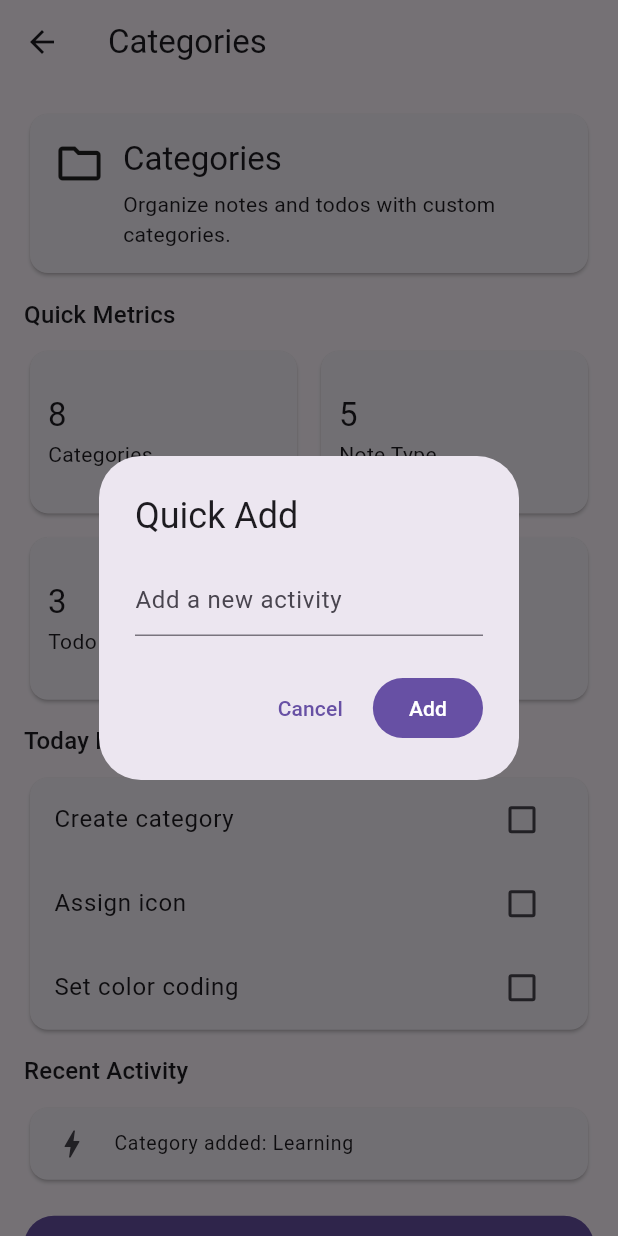
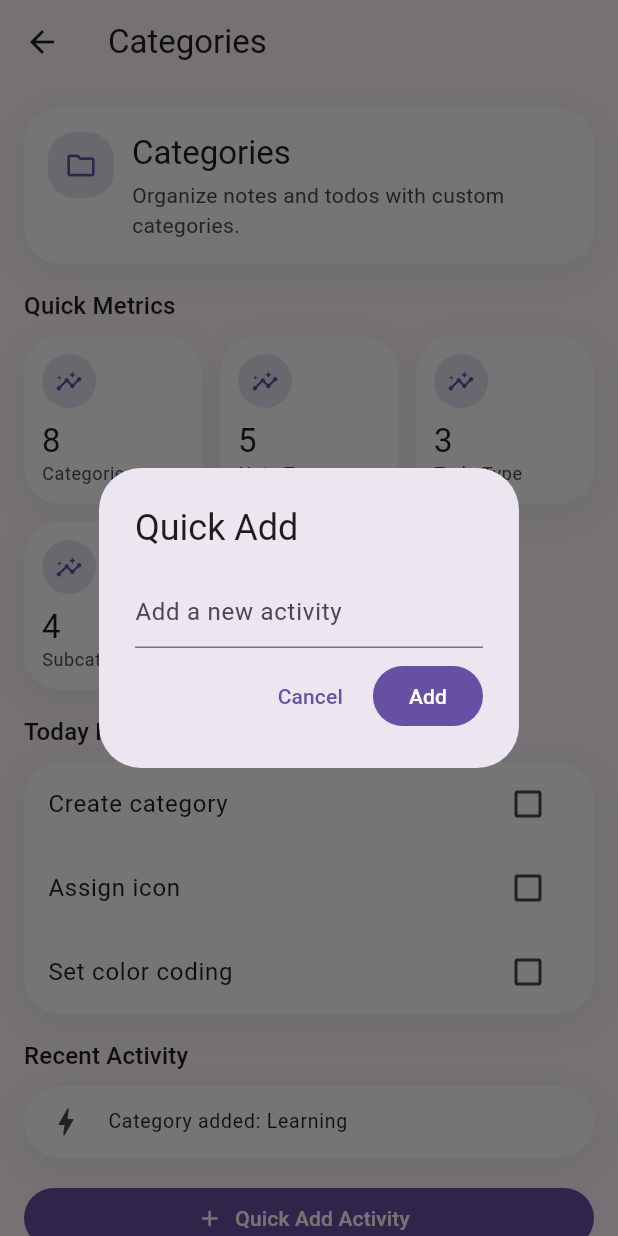
Before and after one commit to abdalsalam-jodalah/abdalsalam, a Flutter app: the SectionPlaceholderScreen screen opened directly, after a tap on "Quick Add Activity", on a phone screen of 412 x 824 dp. Run offline on Flutter 3.47's test engine with Material 3 defaults, Android fonts, the phone set to English and light mode, and no system bars; our stand-ins replace adhan, clock, equatable, file_picker, fl_chart, flutter_colorpicker and 10 more; missing offline and left inert: abdalsalam_logic_flutter, encrypt, googleapis; accounts and stored records are empty; statements that could not run were skipped.

Commit message:
feat(ui): Phase 9 — motion polish and shared-widget cleanup
Improves the shared charts' animation/tooltip/empty-state handling,
polishes the offline banner, search widgets and section placeholder
screen, and updates the golden masters (appearance settings, component
gallery, dashboard) to match. Also fixes the last few U1/U3/U6 audit
findings outside the feature modules: the two SnackBar/banner
TextStyle literals in app_feedback/data_integrity_banner/
startup_status_banner now derive from the theme's text style instead
of building a bare TextStyle, and money_text.dart no longer starts
from an empty const TextStyle().

Co-Authored-By: Claude Sonnet 5 <noreply@anthropic.com>

```diff
--- a/lib/app/bootstrap/startup_status_banner.dart
+++ b/lib/app/bootstrap/startup_status_banner.dart
@@ -39,7 +39,7 @@ class _StartupStatusBannerState extends ConsumerState<StartupStatusBanner> {
               Expanded(
                 child: Text(
                   '$_messagePrefix${report.degradedStepNames.join(', ')}',
-                  style: TextStyle(color: colorScheme.onErrorContainer),
+                  style: Theme.of(context).textTheme.bodyMedium?.copyWith(color: colorScheme.onErrorContainer),
                 ),
               ),
               IconButton(
--- a/lib/features/dashboard/screens/dashboard_screen.dart
+++ b/lib/features/dashboard/screens/dashboard_screen.dart
@@ -75,7 +75,7 @@ class DashboardScreen extends ConsumerWidget {
       body: RefreshIndicator(
         onRefresh: () async => _refreshAll(ref),
         child: ListView(
-          padding: EdgeInsets.fromLTRB(0, 0, 0, _fabClearance),
+          padding: const EdgeInsets.only(bottom: _fabClearance),
           children: [
             PageHeader(
               title: DashboardGreeting.forTime(now),
--- a/lib/shared/widgets/app_feedback.dart
+++ b/lib/shared/widgets/app_feedback.dart
@@ -37,7 +37,7 @@ class AppFeedback {
       ..hideCurrentSnackBar()
       ..showSnackBar(
         SnackBar(
-          content: Text(message, style: TextStyle(color: foregroundColor)),
+          content: Text(message, style: Theme.of(context).textTheme.bodyMedium?.copyWith(color: foregroundColor)),
           backgroundColor: backgroundColor,
         ),
       );
--- a/lib/shared/widgets/data_integrity_banner.dart
+++ b/lib/shared/widgets/data_integrity_banner.dart
@@ -40,7 +40,7 @@ class DataIntegrityBanner extends ConsumerWidget {
               Expanded(
                 child: Text(
                   messageFor(corruptRecordCount),
-                  style: TextStyle(color: colorScheme.onTertiaryContainer),
+                  style: Theme.of(context).textTheme.bodyMedium?.copyWith(color: colorScheme.onTertiaryContainer),
                 ),
               ),
               TextButton(
--- a/lib/shared/widgets/section_placeholder_screen.dart
+++ b/lib/shared/widgets/section_placeholder_screen.dart
@@ -1,4 +1,13 @@
 import 'package:flutter/material.dart';
+
+import '../../core/theme/app_theme_tokens.dart';
+import 'ui/app_card.dart';
+import 'ui/app_form_dialog.dart';
+import 'ui/app_section_header.dart';
+import 'ui/icon_badge.dart';
+import 'ui/stat_grid.dart';
+import 'ui/stat_tile.dart';
+import 'empty_state.dart';
 
 class SectionMetric {
   final String label;
@@ -8,6 +17,8 @@ class SectionMetric {
 }
 
 class SectionPlaceholderScreen extends StatefulWidget {
+  static const String defaultQuickAddHint = 'Add a new activity';
+
   final String title;
   final String description;
   final IconData icon;
@@ -24,7 +35,7 @@ class SectionPlaceholderScreen extends StatefulWidget {
     required this.metrics,
     required this.focusItems,
     required this.initialActivities,
-    this.quickAddHint = 'Add a new activity',
+    this.quickAddHint = defaultQuickAddHint,
   });
 
   @override
@@ -32,6 +43,17 @@ class SectionPlaceholderScreen extends StatefulWidget {
 }
 
 class _SectionPlaceholderScreenState extends State<SectionPlaceholderScreen> {
+  static const String _metricsTitle = 'Quick Metrics';
+  static const String _focusTitle = 'Today Focus';
+  static const String _activityTitle = 'Recent Activity';
+  static const String _emptyActivityTitle = 'No activity yet';
+  static const String _emptyActivitySubtitle = 'Logged activity will show up here.';
+  static const String _quickAddTitle = 'Quick Add';
+  static const String _quickAddLabel = 'Add';
+  static const String _quickAddButtonLabel = 'Quick Add Activity';
+  static const IconData _metricIcon = Icons.insights_rounded;
+  static const IconData _activityIcon = Icons.bolt_rounded;
+
   late final List<bool> _focusChecks;
   late final List<String> _activities;
 
@@ -44,74 +66,45 @@ class _SectionPlaceholderScreenState extends State<SectionPlaceholderScreen> {
 
   @override
   Widget build(BuildContext context) {
+    final tokens = AppThemeTokens.of(context);
+    final theme = Theme.of(context);
     return Scaffold(
       appBar: AppBar(title: Text(widget.title)),
       body: ListView(
-        padding: const EdgeInsets.all(16),
+        padding: EdgeInsets.all(tokens.spacing.lg),
         children: [
-          Card(
-            child: Padding(
-              padding: const EdgeInsets.all(16),
+          AppCard(
             child: Row(
               crossAxisAlignment: CrossAxisAlignment.start,
               children: [
-                  Icon(widget.icon, size: 34),
-                  const SizedBox(width: 12),
+                IconBadge(icon: widget.icon),
+                SizedBox(width: tokens.spacing.md),
                 Expanded(
                   child: Column(
                     crossAxisAlignment: CrossAxisAlignment.start,
                     children: [
+                      Text(widget.title, style: theme.textTheme.titleLarge),
+                      SizedBox(height: tokens.spacing.xs),
                       Text(
-                          widget.title,
-                          style: Theme.of(context).textTheme.titleLarge,
+                        widget.description,
+                        style: theme.textTheme.bodyMedium?.copyWith(color: theme.colorScheme.onSurfaceVariant),
                       ),
-                        const SizedBox(height: 6),
-                        Text(widget.description),
                     ],
                   ),
                 ),
               ],
             ),
           ),
-          ),
-          const SizedBox(height: 12),
-          Text('Quick Metrics', style: Theme.of(context).textTheme.titleMedium),
-          const SizedBox(height: 8),
-          GridView.builder(
-            itemCount: widget.metrics.length,
-            shrinkWrap: true,
-            physics: const NeverScrollableScrollPhysics(),
-            gridDelegate: const SliverGridDelegateWithFixedCrossAxisCount(
-              crossAxisCount: 2,
-              crossAxisSpacing: 8,
-              mainAxisSpacing: 8,
-              childAspectRatio: 1.6,
-            ),
-            itemBuilder: (context, index) {
-              final metric = widget.metrics[index];
-              return Card(
-                child: Padding(
-                  padding: const EdgeInsets.all(12),
-                  child: Column(
-                    crossAxisAlignment: CrossAxisAlignment.start,
-                    mainAxisAlignment: MainAxisAlignment.center,
+          AppSectionHeader(title: _metricsTitle),
+          StatGrid(
             children: [
-                      Text(
-                        metric.value,
-                        style: Theme.of(context).textTheme.titleLarge,
-                      ),
-                      const SizedBox(height: 2),
-                      Text(metric.label),
+              for (final metric in widget.metrics)
+                StatTile(icon: _metricIcon, label: metric.label, value: metric.value),
             ],
           ),
-                ),
-              );
-            },
-          ),
-          const SizedBox(height: 12),
-          Text('Today Focus', style: Theme.of(context).textTheme.titleMedium),
-          const SizedBox(height: 8),
-          Card(
+          AppSectionHeader(title: _focusTitle),
+          AppCard(
+            padding: EdgeInsets.zero,
             child: Column(
               children: List.generate(widget.focusItems.length, (index) {
                 return CheckboxListTile(
@@ -126,29 +119,29 @@ class _SectionPlaceholderScreenState extends State<SectionPlaceholderScreen> {
               }),
             ),
           ),
-          const SizedBox(height: 12),
-          Text('Recent Activity', style: Theme.of(context).textTheme.titleMedium),
-          const SizedBox(height: 8),
-          Card(
-            child: _activities.isEmpty
-                ? const ListTile(title: Text('No activity yet'))
-                : Column(
+          AppSectionHeader(title: _activityTitle),
+          if (_activities.isEmpty)
+            EmptyState(title: _emptyActivityTitle, subtitle: _emptyActivitySubtitle, isCompact: true)
+          else
+            AppCard(
+              padding: EdgeInsets.zero,
+              child: Column(
                 children: _activities
                     .map(
                       (entry) => ListTile(
                         dense: true,
-                            leading: const Icon(Icons.bolt_outlined),
+                        leading: Icon(_activityIcon),
                         title: Text(entry),
                       ),
                     )
                     .toList(growable: false),
               ),
             ),
-          const SizedBox(height: 16),
+          SizedBox(height: tokens.spacing.lg),
           FilledButton.icon(
             onPressed: _showQuickAddDialog,
-            icon: const Icon(Icons.add),
-            label: const Text('Quick Add Activity'),
+            icon: const Icon(Icons.add_rounded),
+            label: const Text(_quickAddButtonLabel),
           ),
         ],
       ),
@@ -158,32 +151,24 @@ class _SectionPlaceholderScreenState extends State<SectionPlaceholderScreen> {
   Future<void> _showQuickAddDialog() async {
     final controller = TextEditingController();
 
-    final shouldSave = await showDialog<bool>(
+    final entry = await showDialog<String>(
       context: context,
-      builder: (context) {
-        return AlertDialog(
-          title: const Text('Quick Add'),
-          content: TextField(
+      builder: (dialogContext) {
+        return AppFormDialog(
+          title: _quickAddTitle,
+          submitLabel: _quickAddLabel,
+          onSubmit: () => Navigator.of(dialogContext).pop(controller.text.trim()),
+          child: TextField(
             controller: controller,
             decoration: InputDecoration(hintText: widget.quickAddHint),
           ),
-          actions: [
-            TextButton(
-              onPressed: () => Navigator.of(context).pop(false),
-              child: const Text('Cancel'),
-            ),
-            FilledButton(
-              onPressed: () => Navigator.of(context).pop(true),
-              child: const Text('Add'),
-            ),
-          ],
         );
       },
     );
 
-    if (shouldSave == true && controller.text.trim().isNotEmpty && mounted) {
+    if (entry != null && entry.isNotEmpty && mounted) {
       setState(() {
-        _activities.insert(0, controller.text.trim());
+        _activities.insert(0, entry);
       });
     }
 
```
Also changed, not shown: lib/shared/widgets/charts/app_bar_chart.dart (+28 -1 lines), lib/shared/widgets/charts/app_line_chart.dart (+76 -19 lines), lib/shared/widgets/offline_banner.dart (+17 -7 lines), lib/shared/widgets/search_widgets.dart (+18 -5 lines), 10 other files. Lines whose indentation alone changed are shown as unchanged.
